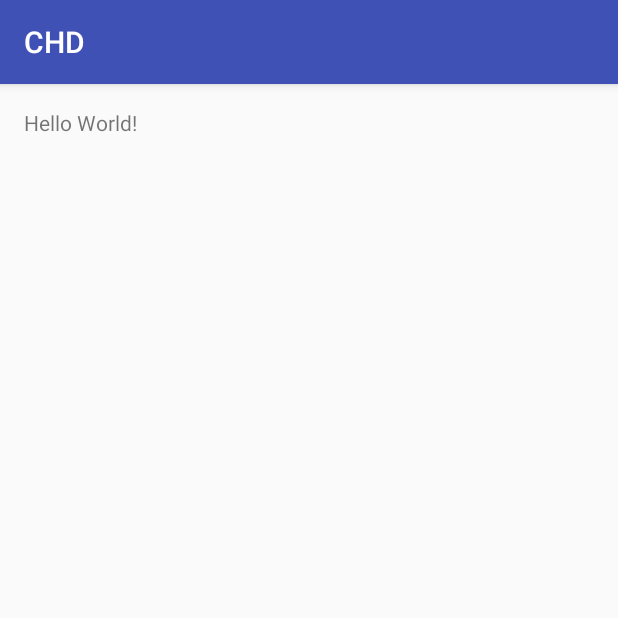
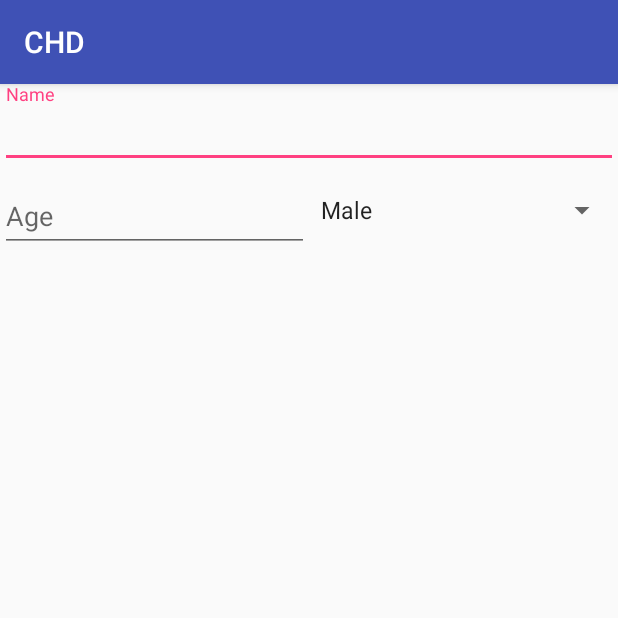
Before and after one commit to nguyenquang1995/CHD, an Android app: the screen it shows after launch (MainActivity), on a phone screen of 412 x 824 dp, the top half of it. Run offline under Robolectric (Android 15) with nearby library versions, the phone set to English and light mode, and no system bars.

Commit message:
some change

```diff
--- a/app/build.gradle
+++ b/app/build.gradle
@@ -23,4 +23,5 @@ dependencies {
     compile fileTree(dir: 'libs', include: ['*.jar'])
     testCompile 'junit:junit:4.12'
     compile 'com.android.support:appcompat-v7:23.4.0'
+    compile 'com.android.support:design:23.4.0'
 }
--- a/app/src/main/java/com/example/framgia/chd/MainActivity.java
+++ b/app/src/main/java/com/example/framgia/chd/MainActivity.java
@@ -1,12 +1,34 @@
 package com.example.framgia.chd;
 
+import android.os.Bundle;
 import android.support.v7.app.AppCompatActivity;
-import android.os.Bundle;
+import android.widget.ArrayAdapter;
+import android.widget.EditText;
+import android.widget.Spinner;
 
 public class MainActivity extends AppCompatActivity {
+    private Spinner mGenderSpinner;
+    private EditText mEdtName, mEdtAge;
+
     @Override
     protected void onCreate(Bundle savedInstanceState) {
         super.onCreate(savedInstanceState);
         setContentView(R.layout.activity_main);
+        initViews();
+    }
+
+    private void initViews() {
+        mEdtName = (EditText) findViewById(R.id.input_name);
+        mEdtAge = (EditText) findViewById(R.id.input_age);
+        // set up gender spinner
+        String[] genders = {"Male", "Female"};
+        mGenderSpinner = (Spinner) findViewById(R.id.spinner_gender);
+        ArrayAdapter<String> genderAdapter = new ArrayAdapter<>
+            (
+                this,
+                android.R.layout.simple_spinner_item,
+                genders
+            );
+        mGenderSpinner.setAdapter(genderAdapter);
     }
 }
--- a/app/src/main/res/layout/activity_main.xml
+++ b/app/src/main/res/layout/activity_main.xml
@@ -1,17 +1,45 @@
 <?xml version="1.0" encoding="utf-8"?>
-<RelativeLayout
+<LinearLayout
     xmlns:android="http://schemas.android.com/apk/res/android"
-    xmlns:tools="http://schemas.android.com/tools"
     android:layout_width="match_parent"
     android:layout_height="match_parent"
-    android:paddingBottom="@dimen/activity_vertical_margin"
-    android:paddingLeft="@dimen/activity_horizontal_margin"
-    android:paddingRight="@dimen/activity_horizontal_margin"
-    android:paddingTop="@dimen/activity_vertical_margin"
-    tools:context="com.example.framgia.chd.MainActivity">
+    android:orientation="vertical">
 
-    <TextView
-        android:layout_width="wrap_content"
+    <android.support.design.widget.TextInputLayout
+        android:layout_width="match_parent"
+        android:layout_height="wrap_content">
+
+        <EditText
+            android:id="@+id/input_name"
+            android:layout_width="match_parent"
+            android:layout_height="wrap_content"
+            android:hint="@string/hint_name"/>
+
+    </android.support.design.widget.TextInputLayout>
+
+    <LinearLayout
+        android:layout_width="match_parent"
         android:layout_height="wrap_content"
-        android:text="Hello World!"/>
-</RelativeLayout>
+        android:orientation="horizontal">
+
+        <android.support.design.widget.TextInputLayout
+            android:layout_width="0dp"
+            android:layout_height="wrap_content"
+            android:layout_weight="5">
+
+            <EditText
+                android:id="@+id/input_age"
+                android:layout_width="match_parent"
+                android:layout_height="wrap_content"
+                android:hint="@string/hint_age"
+                android:inputType="number"/>
+
+        </android.support.design.widget.TextInputLayout>
+
+        <Spinner
+            android:id="@+id/spinner_gender"
+            android:layout_width="0dp"
+            android:layout_height="match_parent"
+            android:layout_weight="5"/>
+    </LinearLayout>
+</LinearLayout>
--- a/app/src/main/res/values/strings.xml
+++ b/app/src/main/res/values/strings.xml
@@ -1,3 +1,5 @@
 <resources>
     <string name="app_name">CHD</string>
+    <string name="hint_name">Name</string>
+    <string name="hint_age">Age</string>
 </resources>
```
